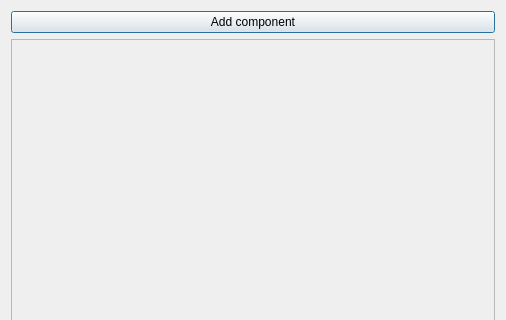
This is UI/qt_ui/component_setting_dialog.ui in arnaudframmery/catalog as Qt 5 draws it before an edit; both pictures show x 0 to 506 and y 0 to 320 of the 506 by 492 pixel window. The edited form follows.
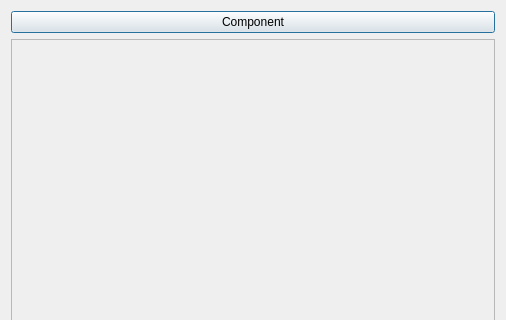
This is the edited form. Custom widgets are drawn as their Qt base class.

```diff
--- a/UI/qt_ui/component_setting_dialog.ui
+++ b/UI/qt_ui/component_setting_dialog.ui
@@ -17,7 +17,7 @@
    <item>
     <widget class="Button" name="add_button">
      <property name="text">
-      <string>Add component</string>
+      <string>Component</string>
      </property>
     </widget>
    </item>
```
Left out of the diff: 2 changed lines with no effect on the pictures.
